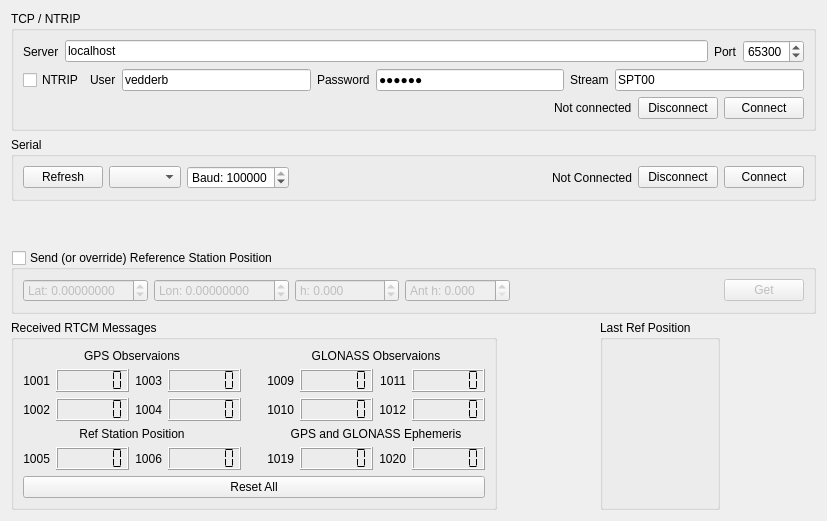
Before: the Qt Designer form Linux/RC_Car_Tool/rtcmwidget.ui in vedderb/rise_sdvp, drawn with Qt 5.
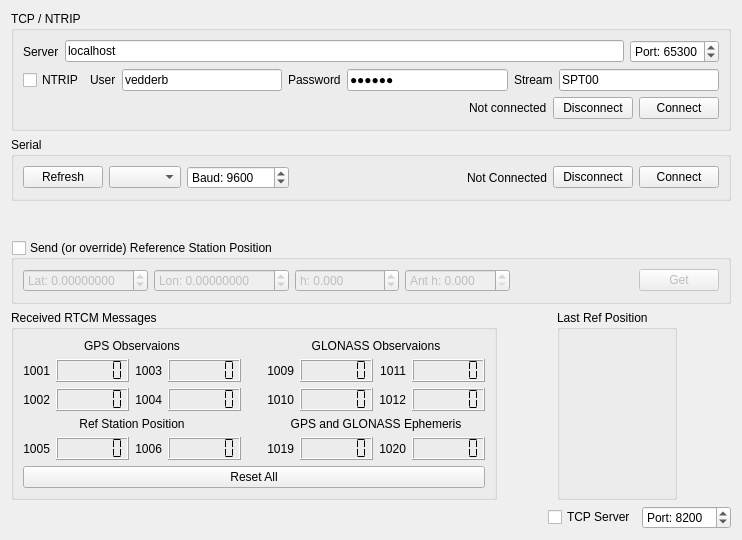
After: the same form once the commit is applied.

Diff of the .ui file:
```diff
--- a/Linux/RC_Car_Tool/rtcmwidget.ui
+++ b/Linux/RC_Car_Tool/rtcmwidget.ui
@@ -6,8 +6,8 @@
    <rect>
     <x>0</x>
     <y>0</y>
-    <width>827</width>
-    <height>521</height>
+    <width>742</width>
+    <height>540</height>
    </rect>
   </property>
   <property name="windowTitle">
@@ -36,15 +36,11 @@
           </property>
          </widget>
         </item>
-        <item>
-         <widget class="QLabel" name="label_2">
-          <property name="text">
-           <string>Port</string>
-          </property>
-         </widget>
-        </item>
         <item>
          <widget class="QSpinBox" name="ntripPortBox">
+          <property name="prefix">
+           <string>Port: </string>
+          </property>
           <property name="maximum">
            <number>65535</number>
           </property>
@@ -186,7 +182,7 @@
          <number>4000000</number>
         </property>
         <property name="value">
-         <number>115200</number>
+         <number>9600</number>
         </property>
        </widget>
       </item>
@@ -241,7 +237,7 @@
      <property name="sizeHint" stdset="0">
       <size>
        <width>20</width>
-       <height>9</height>
+       <height>5</height>
       </size>
      </property>
     </spacer>
@@ -756,6 +752,43 @@
      </item>
     </layout>
    </item>
+   <item>
+    <layout class="QHBoxLayout" name="horizontalLayout_7">
+     <item>
+      <spacer name="horizontalSpacer_6">
+       <property name="orientation">
+        <enum>Qt::Horizontal</enum>
+       </property>
+       <property name="sizeHint" stdset="0">
+        <size>
+         <width>40</width>
+         <height>20</height>
+        </size>
+       </property>
+      </spacer>
+     </item>
+     <item>
+      <widget class="QCheckBox" name="tcpServerBox">
+       <property name="text">
+        <string>TCP Server</string>
+       </property>
+      </widget>
+     </item>
+     <item>
+      <widget class="QSpinBox" name="tcpServerPortBox">
+       <property name="prefix">
+        <string>Port: </string>
+       </property>
+       <property name="maximum">
+        <number>65535</number>
+       </property>
+       <property name="value">
+        <number>8200</number>
+       </property>
+      </widget>
+     </item>
+    </layout>
+   </item>
   </layout>
  </widget>
  <resources/>
```
